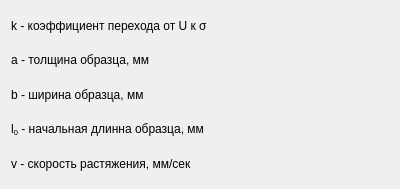
Raven-98/stress-strain_diagram_builder, file infplt.ui: the form before one commit.
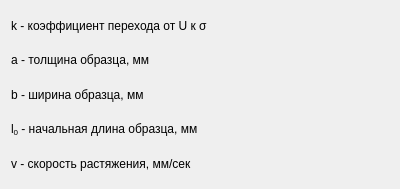
The form after the commit.

The edit to the form file:
```diff
--- a/infplt.ui
+++ b/infplt.ui
@@ -47,7 +47,7 @@
    <item>
     <widget class="QLabel" name="label_4">
      <property name="text">
-      <string>&lt;html&gt;&lt;head/&gt;&lt;body&gt;&lt;p&gt;l&lt;span style=&quot; vertical-align:sub;&quot;&gt;0&lt;/span&gt; - начальная длинна образца, мм&lt;/p&gt;&lt;/body&gt;&lt;/html&gt;</string>
+      <string>&lt;html&gt;&lt;head/&gt;&lt;body&gt;&lt;p&gt;l&lt;span style=&quot; vertical-align:sub;&quot;&gt;0&lt;/span&gt; - начальная длина образца, мм&lt;/p&gt;&lt;/body&gt;&lt;/html&gt;</string>
      </property>
      <property name="wordWrap">
       <bool>true</bool>
```
